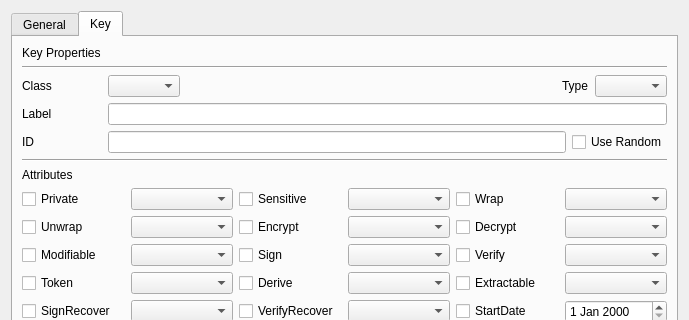
The window that CryptokiMan/unwrap_key_dlg.ui (jykim74/CryptokiMan) describes before a commit, drawn with Qt 5; both pictures show x 0 to 689 and y 0 to 320 of the 689 by 563 pixel window.
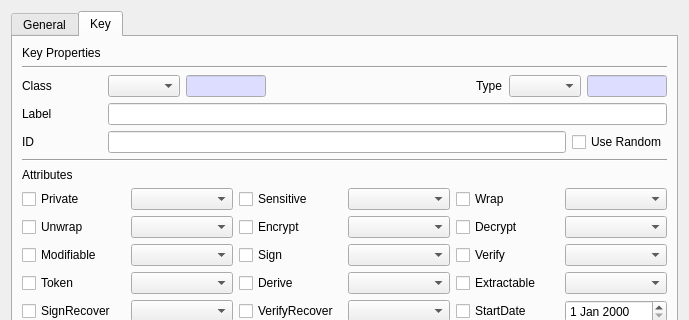
The same window after the commit.

Commit message: Type 정보 표시 지원

Diff of the .ui file:
```diff
--- a/CryptokiMan/unwrap_key_dlg.ui
+++ b/CryptokiMan/unwrap_key_dlg.ui
@@ -654,19 +654,16 @@
          <property name="topMargin">
           <number>0</number>
          </property>
-         <item row="0" column="3">
-          <widget class="QLabel" name="label_16">
-           <property name="text">
-            <string>Type</string>
-           </property>
-          </widget>
-         </item>
-         <item row="0" column="1">
-          <widget class="QComboBox" name="mClassCombo"/>
-         </item>
-         <item row="0" column="4">
+         <item row="0" column="5">
           <widget class="QComboBox" name="mTypeCombo"/>
          </item>
+         <item row="0" column="4">
+          <widget class="QLabel" name="label_16">
+           <property name="text">
+            <string>Type</string>
+           </property>
+          </widget>
+         </item>
          <item row="0" column="0">
           <widget class="QLabel" name="label_13">
            <property name="minimumSize">
@@ -686,7 +683,7 @@
            </property>
           </widget>
          </item>
-         <item row="0" column="2">
+         <item row="0" column="3">
           <spacer name="horizontalSpacer_2">
            <property name="orientation">
             <enum>Qt::Horizontal</enum>
@@ -699,6 +696,101 @@
            </property>
           </spacer>
          </item>
+         <item row="0" column="2">
+          <widget class="QLineEdit" name="mClassText">
+           <property name="minimumSize">
+            <size>
+             <width>80</width>
+             <height>0</height>
+            </size>
+           </property>
+           <property name="maximumSize">
+            <size>
+             <width>80</width>
+             <height>16777215</height>
+            </size>
+           </property>
+           <property name="palette">
+            <palette>
+             <active>
+              <colorrole role="Base">
+               <brush brushstyle="SolidPattern">
+                <color alpha="255">
+                 <red>221</red>
+                 <green>221</green>
+                 <blue>255</blue>
+                </color>
+               </brush>
+              </colorrole>
+             </active>
+             <inactive>
+              <colorrole role="Base">
+               <brush brushstyle="SolidPattern">
+                <color alpha="255">
+                 <red>221</red>
+                 <green>221</green>
+                 <blue>255</blue>
+                </color>
+               </brush>
+              </colorrole>
+             </inactive>
+             <disabled/>
+            </palette>
+           </property>
+           <property name="readOnly">
+            <bool>true</bool>
+           </property>
+          </widget>
+         </item>
+         <item row="0" column="1">
+          <widget class="QComboBox" name="mClassCombo"/>
+         </item>
+         <item row="0" column="6">
+          <widget class="QLineEdit" name="mTypeText">
+           <property name="minimumSize">
+            <size>
+             <width>80</width>
+             <height>0</height>
+            </size>
+           </property>
+           <property name="maximumSize">
+            <size>
+             <width>80</width>
+             <height>16777215</height>
+            </size>
+           </property>
+           <property name="palette">
+            <palette>
+             <active>
+              <colorrole role="Base">
+               <brush brushstyle="SolidPattern">
+                <color alpha="255">
+                 <red>221</red>
+                 <green>221</green>
+                 <blue>255</blue>
+                </color>
+               </brush>
+              </colorrole>
+             </active>
+             <inactive>
+              <colorrole role="Base">
+               <brush brushstyle="SolidPattern">
+                <color alpha="255">
+                 <red>221</red>
+                 <green>221</green>
+                 <blue>255</blue>
+                </color>
+               </brush>
+              </colorrole>
+             </inactive>
+             <disabled/>
+            </palette>
+           </property>
+           <property name="readOnly">
+            <bool>true</bool>
+           </property>
+          </widget>
+         </item>
         </layout>
        </item>
        <item>
```
Left out of the diff: 116 changed lines with no effect on the pictures. The commit also changes 35 other files.
